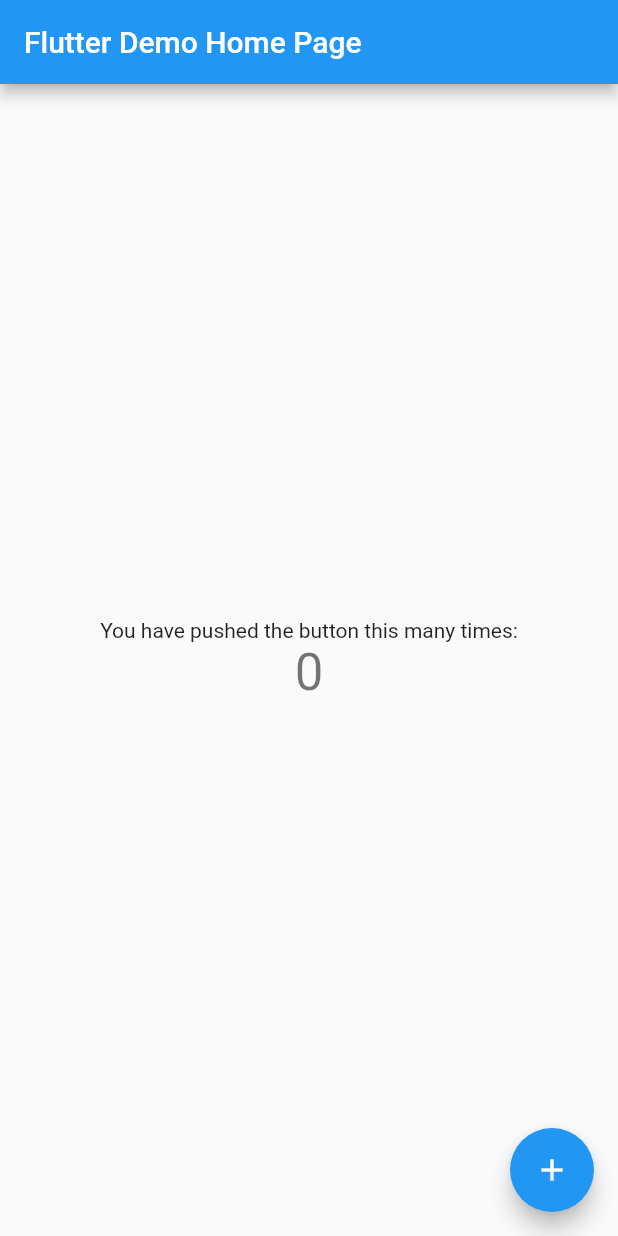
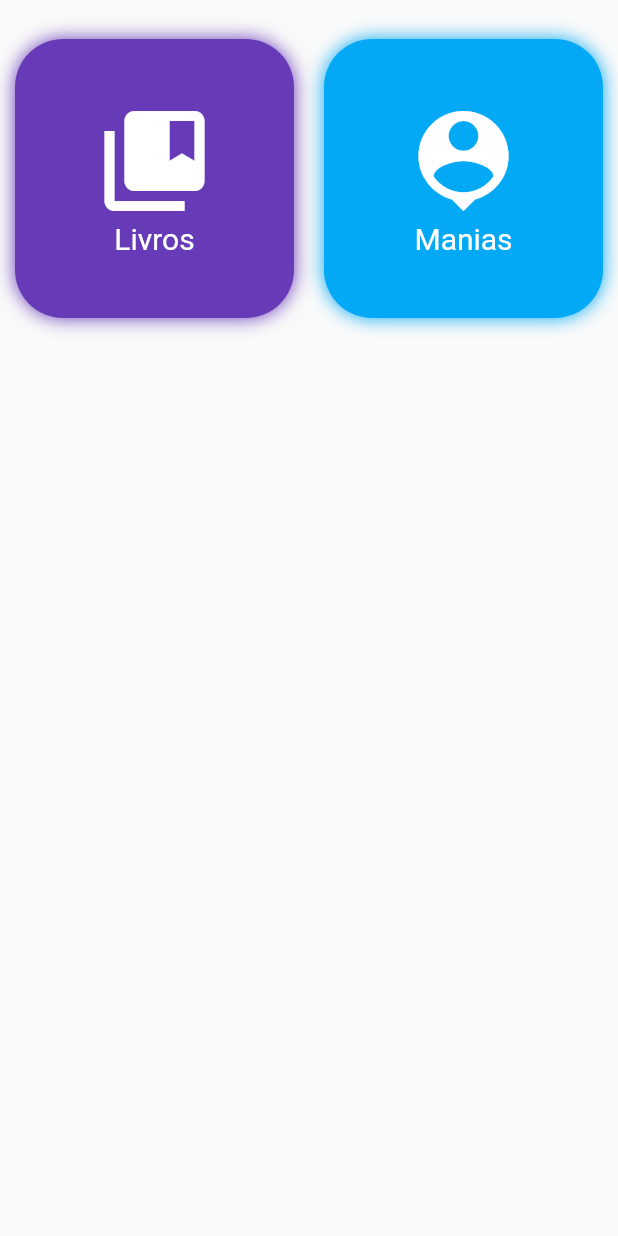
Before and after one commit to Nicodemos234/Productive-Hub, a Flutter app: the screen it shows after launch, on a phone screen of 412 x 824 dp. Run offline on Flutter 3.47's test engine with Material 2 defaults, Android fonts, the phone set to English and light mode, and no system bars.

Commit message:
Home page

```diff
--- a/lib/main.dart
+++ b/lib/main.dart
@@ -1,4 +1,5 @@
 import 'package:flutter/material.dart';
+import 'package:productivehub/screens/home.dart';
 
 void main() {
   runApp(MyApp());
@@ -9,105 +10,11 @@
   @override
   Widget build(BuildContext context) {
     return MaterialApp(
-      title: 'Flutter Demo',
+      title: 'Productive Hub',
       theme: ThemeData(
-        // This is the theme of your application.
-        //
-        // Try running your application with "flutter run". You'll see the
-        // application has a blue toolbar. Then, without quitting the app, try
-        // changing the primarySwatch below to Colors.green and then invoke
-        // "hot reload" (press "r" in the console where you ran "flutter run",
-        // or simply save your changes to "hot reload" in a Flutter IDE).
-        // Notice that the counter didn't reset back to zero; the application
-        // is not restarted.
-        primarySwatch: Colors.blue,
+        primarySwatch: Colors.deepPurple,
       ),
-      home: MyHomePage(title: 'Flutter Demo Home Page'),
+      home: Home(),
     );
   }
 }
-
-class MyHomePage extends StatefulWidget {
-  MyHomePage({Key key, this.title}) : super(key: key);
-
-  // This widget is the home page of your application. It is stateful, meaning
-  // that it has a State object (defined below) that contains fields that affect
-  // how it looks.
-
-  // This class is the configuration for the state. It holds the values (in this
-  // case the title) provided by the parent (in this case the App widget) and
-  // used by the build method of the State. Fields in a Widget subclass are
-  // always marked "final".
-
-  final String title;
-
-  @override
-  _MyHomePageState createState() => _MyHomePageState();
-}
-
-class _MyHomePageState extends State<MyHomePage> {
-  int _counter = 0;
-
-  void _incrementCounter() {
-    setState(() {
-      // This call to setState tells the Flutter framework that something has
-      // changed in this State, which causes it to rerun the build method below
-      // so that the display can reflect the updated values. If we changed
-      // _counter without calling setState(), then the build method would not be
-      // called again, and so nothing would appear to happen.
-      _counter++;
-    });
-  }
-
-  @override
-  Widget build(BuildContext context) {
-    // This method is rerun every time setState is called, for instance as done
-    // by the _incrementCounter method above.
-    //
-    // The Flutter framework has been optimized to make rerunning build methods
-    // fast, so that you can just rebuild anything that needs updating rather
-    // than having to individually change instances of widgets.
-    return Scaffold(
-      appBar: AppBar(
-        // Here we take the value from the MyHomePage object that was created by
-        // the App.build method, and use it to set our appbar title.
-        title: Text(widget.title),
-      ),
-      body: Center(
-        // Center is a layout widget. It takes a single child and positions it
-        // in the middle of the parent.
-        child: Column(
-          // Column is also a layout widget. It takes a list of children and
-          // arranges them vertically. By default, it sizes itself to fit its
-          // children horizontally, and tries to be as tall as its parent.
-          //
-          // Invoke "debug painting" (press "p" in the console, choose the
-          // "Toggle Debug Paint" action from the Flutter Inspector in Android
-          // Studio, or the "Toggle Debug Paint" command in Visual Studio Code)
-          // to see the wireframe for each widget.
-          //
-          // Column has various properties to control how it sizes itself and
-          // how it positions its children. Here we use mainAxisAlignment to
-          // center the children vertically; the main axis here is the vertical
-          // axis because Columns are vertical (the cross axis would be
-          // horizontal).
-          mainAxisAlignment: MainAxisAlignment.center,
-          children: <Widget>[
-            Text(
-              'You have pushed the button this many times:',
-            ),
-            Text(
-              '$_counter',
-              style: Theme.of(context).textTheme.headline4,
-            ),
-          ],
-        ),
-      ),
-      floatingActionButton: FloatingActionButton(
-        onPressed: _incrementCounter,
-        tooltip: 'Increment',
-        child: Icon(Icons.add),
-      ), // This trailing comma makes auto-formatting nicer for build methods.
-    );
-  }
-}
--- /dev/null
+++ b/lib/models/gridItem.dart
@@ -0,0 +1,45 @@
+import 'package:flutter/material.dart';
+
+class GridItem extends StatelessWidget {
+  final IconData icon;
+  final String text;
+  final Color backColor;
+  final Function onClick;
+  GridItem(this.icon, this.text, this.backColor, {this.onClick});
+  @override
+  Widget build(BuildContext context) {
+    return GestureDetector(
+      onTap: onClick,
+      child: Container(
+        margin: EdgeInsets.all(10.0),
+        decoration: BoxDecoration(
+          boxShadow: [
+            BoxShadow(
+              color: backColor,
+              blurRadius: 10.0,
+            )
+          ],
+          color: backColor,
+          borderRadius: BorderRadius.circular(32),
+        ),
+        child: Column(
+          mainAxisAlignment: MainAxisAlignment.center,
+          children: [
+            Icon(
+              icon,
+              color: Colors.white,
+              size: 80,
+            ),
+            Text(
+              text,
+              style: TextStyle(
+                color: Colors.white,
+                fontSize: 20.0,
+              ),
+            ),
+          ],
+        ),
+      ),
+    );
+  }
+}
--- /dev/null
+++ b/lib/screens/home.dart
@@ -0,0 +1,31 @@
+import 'package:flutter/cupertino.dart';
+import 'package:flutter/material.dart';
+import 'package:productivehub/models/gridItem.dart';
+
+class Home extends StatelessWidget {
+  @override
+  Widget build(BuildContext context) {
+    return Scaffold(
+      body: Padding(
+        padding: const EdgeInsets.only(top: 16.0),
+        child: GridView.count(
+          crossAxisCount: 2,
+          children: [
+            GridItem(
+              Icons.collections_bookmark,
+              'Livros',
+              Colors.deepPurple,
+              onClick: () => {},
+            ),
+            GridItem(
+              Icons.person_pin,
+              'Manias',
+              Colors.lightBlue,
+              onClick: () => {},
+            ),
+          ],
+        ),
+      ),
+    );
+  }
+}
```
